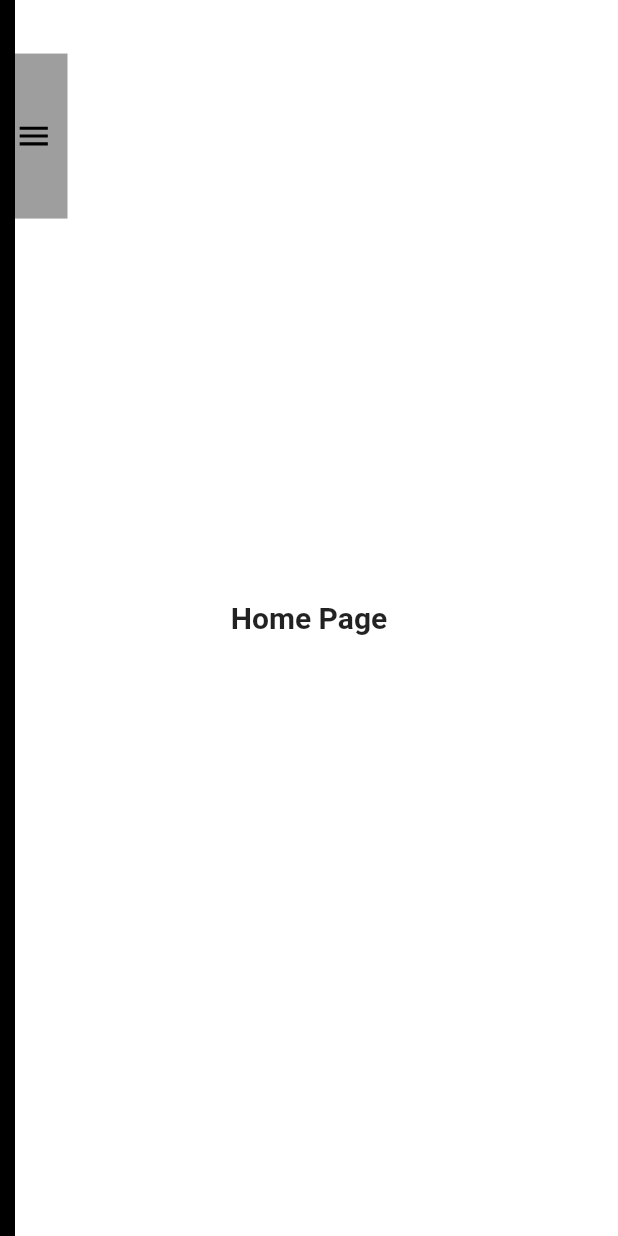
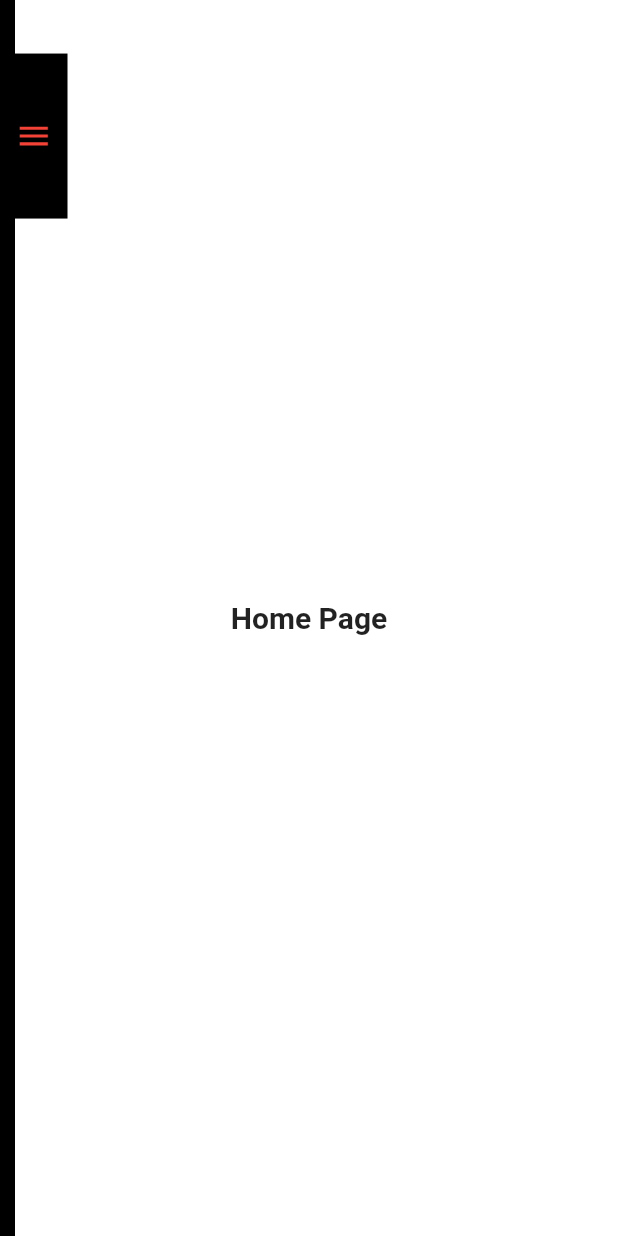
Before and after one commit to DaminduSandaruwan/SideBar_design, a Flutter app: the screen it shows after launch, on a phone screen of 412 x 824 dp. Run offline on Flutter 3.47's test engine with Material 2 defaults, Android fonts, the phone set to English and light mode, and no system bars; our stand-ins replace rxdart.

Commit message:
add some styles

```diff
--- a/lib/sidebar/sidebar.dart
+++ b/lib/sidebar/sidebar.dart
@@ -72,6 +72,7 @@ class _SideBarState extends State<SideBar> with SingleTickerProviderStateMixin<S
             children: <Widget>[
               Expanded(
                 child: Container(
+                  padding: const EdgeInsets.symmetric(horizontal:10),
                   color: Colors.black,
                   child: Column(
                     children: <Widget>[
@@ -120,6 +121,25 @@ class _SideBarState extends State<SideBar> with SingleTickerProviderStateMixin<S
                         icon: Icons.shopping_basket,
                         title: "My Orders",
                       ),
+                      MenuItem(
+                        icon: Icons.card_giftcard,
+                        title: "Wishlist",
+                      ),
+                      Divider(
+                        height: 64,
+                        thickness: 0.5,
+                        color: Colors.white.withOpacity(0.5),
+                        indent: 32,
+                        endIndent: 32,
+                      ),
+                      MenuItem(
+                        icon: Icons.settings,
+                        title: "Settings",
+                      ),
+                      MenuItem(
+                        icon: Icons.exit_to_app,
+                        title: "Logout",
+                      ),
                     ],
                   ),
                 ),
@@ -133,12 +153,12 @@ class _SideBarState extends State<SideBar> with SingleTickerProviderStateMixin<S
                   child: Container(
                     width: 35,
                     height: 110,
-                    color: Colors.grey,
+                    color: Colors.black,
                     alignment: Alignment.centerLeft,
                     child: AnimatedIcon(
                       progress: _animationController.view,
                       icon: AnimatedIcons.menu_close,
-                      color: Colors.black,
+                      color: Colors.red,
                       size: 25,
                     ),
                   ),
```
